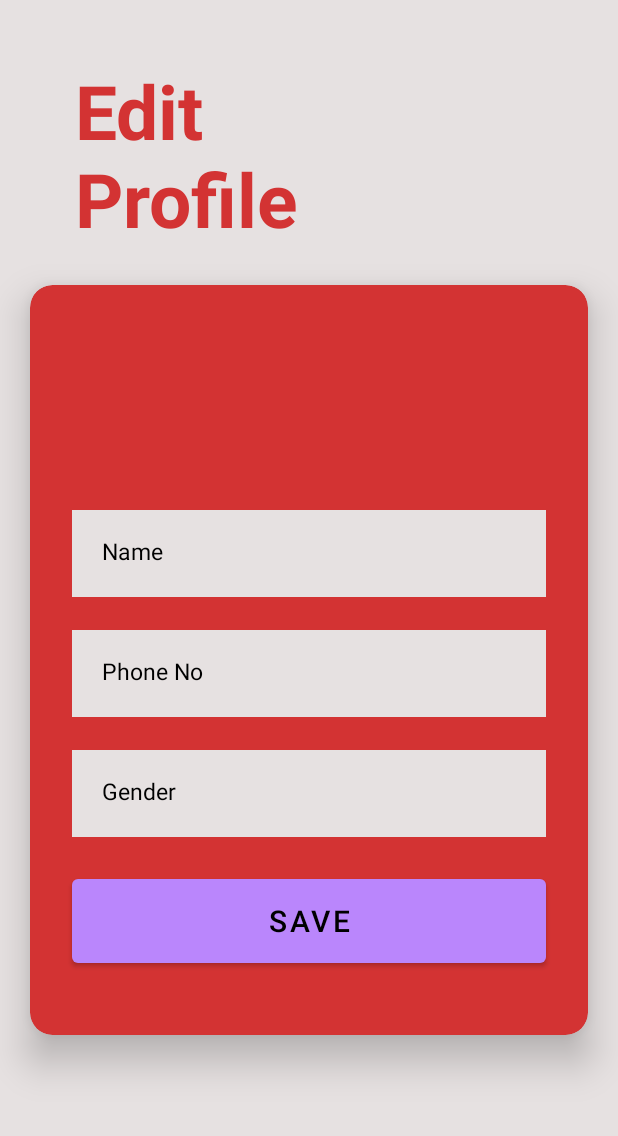
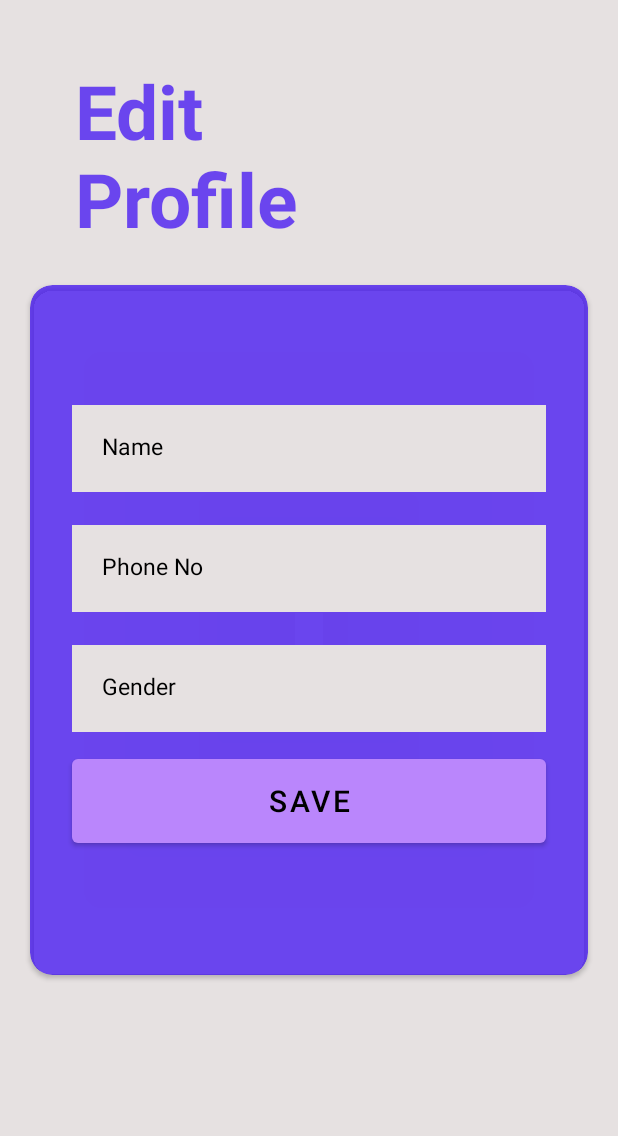
Before and after one commit to ChinmayGawad/Student_Room_Sharing_App, an Android app: the EditProfile screen opened directly, with no data from a screen before it, on a phone screen of 412 x 824 dp, the part 84-1220 px from its top. Run offline under Robolectric (Android 15) with nearby library versions, the phone set to English and light mode, and no system bars; our stand-ins replace Firebase (no records; nobody signed in at launch, a user with empty details on screens opened directly).

```diff
--- a/app/src/main/res/layout/activity_edit_profile.xml
+++ b/app/src/main/res/layout/activity_edit_profile.xml
@@ -14,20 +14,19 @@
         android:layout_marginLeft="50dp"
         android:layout_marginTop="40dp"
         android:text="Edit Profile"
-        android:textColor="#D33333"
+        android:textColor="@color/C_color"
         android:textSize="50dp"
         android:textStyle="bold">
 
     </TextView>
     <androidx.cardview.widget.CardView
-        android:layout_width="414dp"
-        android:layout_height="500dp"
+        android:layout_width="match_parent"
+        android:layout_height="460dp"
         android:layout_marginTop="190dp"
         android:layout_marginLeft="20dp"
         android:layout_marginRight="20dp"
-        android:backgroundTint="#D33333"
-        app:cardCornerRadius="15dp"
-        app:cardElevation="15dp">
+        android:backgroundTint="@color/C_color"
+        app:cardCornerRadius="15dp">
 
 
 
@@ -39,7 +38,7 @@
             android:layout_marginEnd="28dp"
             android:textSize="15dp"
             android:padding="20dp"
-            android:layout_marginTop="150dp"
+            android:layout_marginTop="80dp"
             android:background="#E6E1E1"
             android:hint="Name"
             android:textColorHint="@color/black" />
@@ -52,7 +51,7 @@
             android:layout_marginEnd="28dp"
             android:textSize="15dp"
             android:padding="20dp"
-            android:layout_marginTop="230dp"
+            android:layout_marginTop="160dp"
             android:background="#E6E1E1"
             android:hint="Phone No"
             android:textColorHint="@color/black" />
@@ -65,7 +64,7 @@
             android:layout_marginEnd="28dp"
             android:textSize="15dp"
             android:padding="20dp"
-            android:layout_marginTop="310dp"
+            android:layout_marginTop="240dp"
             android:layout_marginBottom="190dp"
             android:background="#E6E1E1"
             android:hint="Gender"
@@ -79,7 +78,7 @@
             android:layout_marginEnd="28dp"
             android:text="Save"
             android:textSize="20dp"
-            android:layout_marginTop="390dp"
+            android:layout_marginTop="310dp"
             android:layout_marginLeft="28dp"/>
 
         <ProgressBar
--- a/app/src/main/res/layout/activity_regsiter_owner_details.xml
+++ b/app/src/main/res/layout/activity_regsiter_owner_details.xml
@@ -17,8 +17,7 @@
         android:layout_height="420dp"
         android:layout_marginTop="220dp"
         app:cardCornerRadius="20dp"
-        app:cardElevation="15dp"
-        android:backgroundTint="#D33333">
+        android:backgroundTint="@color/C_color">
 
     <EditText
         android:id="@+id/editTextOwnerName"
--- a/app/src/main/res/values/colors.xml
+++ b/app/src/main/res/values/colors.xml
@@ -144,4 +144,5 @@
     <color name="item_message_received">#0091FF</color>
     <color name="final_white">#E6E1E1</color>
     <color name="ic_launcher_background">@color/final_white</color>
+    <color name="C_color">#BA3D0BF3</color>
 </resources>
```
Also changed, not shown: app/src/main/res/layout/activity_add_room.xml (+3 -4 lines), app/src/main/res/layout/activity_forget_password.xml (+3 -4 lines), app/src/main/res/layout/activity_login.xml (+9 -10 lines), app/src/main/res/layout/activity_owner_login.xml (+3 -6 lines), app/src/main/res/layout/activity_owner_sign_up.xml (+3 -4 lines), app/src/main/res/layout/activity_profile_page.xml (+3 -4 lines), app/src/main/res/layout/activity_register_user_details.xml (+3 -4 lines), app/src/main/res/layout/activity_sign_up.xml (+3 -4 lines), app/src/main/res/drawable/logo.png.
